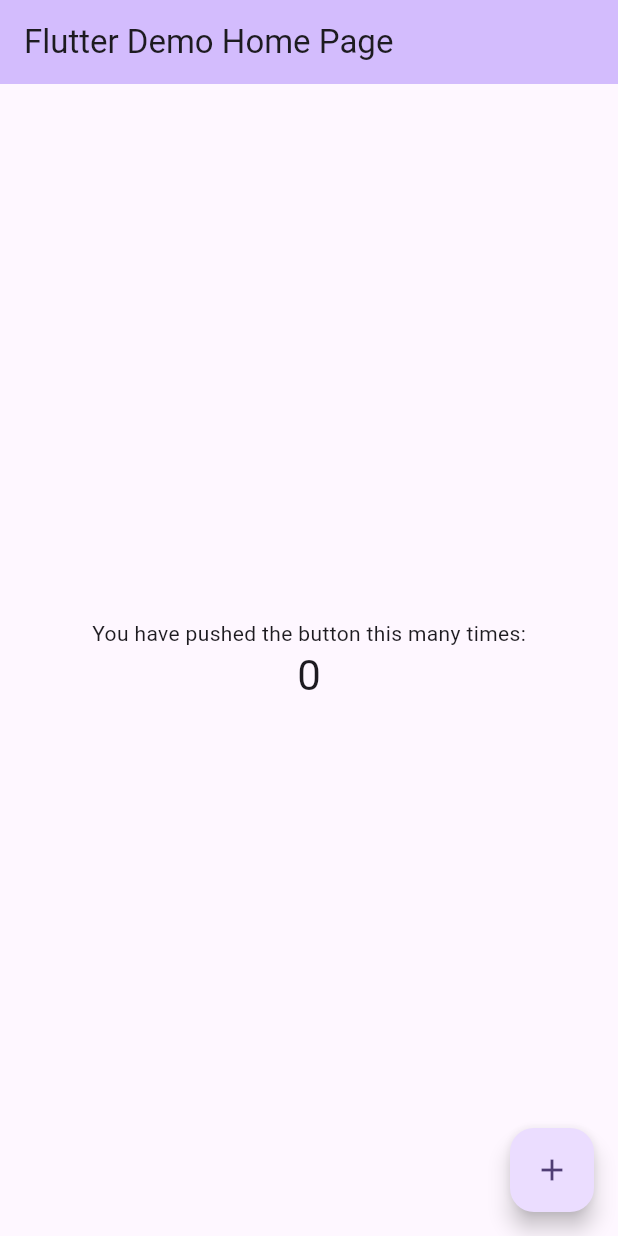
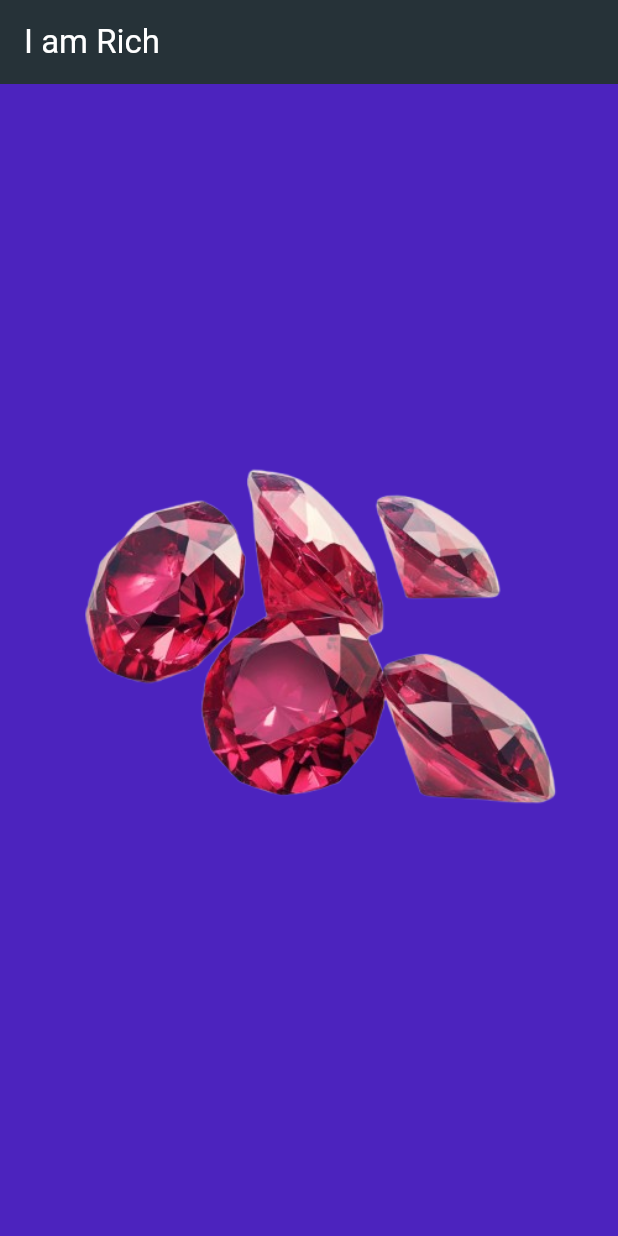
Before and after one commit to itsaman-pandey/Flutter, a Flutter app: the screen it shows after launch, on a phone screen of 412 x 824 dp. Run offline on Flutter 3.47's test engine with Material 3 defaults, Android fonts, the phone set to English and light mode, and no system bars.

Commit message:
added second

```diff
--- a/first_app/lib/main.dart
+++ b/first_app/lib/main.dart
@@ -1,122 +1,16 @@
 import 'package:flutter/material.dart';
 
 void main() {
-  runApp(const MyApp());
+  runApp(
+    MaterialApp(
+      home: Scaffold(
+        appBar: AppBar(
+          title: Text('I am Rich', style: TextStyle(color: Colors.white)),
+          backgroundColor: Colors.blueGrey[900],
+        ),
+        body: Center(child: Image(image: AssetImage('images/rubies.png'))),
+        backgroundColor: const Color.fromARGB(255, 76, 35, 190),
+      ),
+    ),
+  );
 }
-
-class MyApp extends StatelessWidget {
-  const MyApp({super.key});
-
-  // This widget is the root of your application.
-  @override
-  Widget build(BuildContext context) {
-    return MaterialApp(
-      title: 'Flutter Demo',
-      theme: ThemeData(
-        // This is the theme of your application.
-        //
-        // TRY THIS: Try running your application with "flutter run". You'll see
-        // the application has a purple toolbar. Then, without quitting the app,
-        // try changing the seedColor in the colorScheme below to Colors.green
-        // and then invoke "hot reload" (save your changes or press the "hot
-        // reload" button in a Flutter-supported IDE, or press "r" if you used
-        // the command line to start the app).
-        //
-        // Notice that the counter didn't reset back to zero; the application
-        // state is not lost during the reload. To reset the state, use hot
-        // restart instead.
-        //
-        // This works for code too, not just values: Most code changes can be
-        // tested with just a hot reload.
-        colorScheme: ColorScheme.fromSeed(seedColor: Colors.deepPurple),
-      ),
-      home: const MyHomePage(title: 'Flutter Demo Home Page'),
-    );
-  }
-}
-
-class MyHomePage extends StatefulWidget {
-  const MyHomePage({super.key, required this.title});
-
-  // This widget is the home page of your application. It is stateful, meaning
-  // that it has a State object (defined below) that contains fields that affect
-  // how it looks.
-
-  // This class is the configuration for the state. It holds the values (in this
-  // case the title) provided by the parent (in this case the App widget) and
-  // used by the build method of the State. Fields in a Widget subclass are
-  // always marked "final".
-
-  final String title;
-
-  @override
-  State<MyHomePage> createState() => _MyHomePageState();
-}
-
-class _MyHomePageState extends State<MyHomePage> {
-  int _counter = 0;
-
-  void _incrementCounter() {
-    setState(() {
-      // This call to setState tells the Flutter framework that something has
-      // changed in this State, which causes it to rerun the build method below
-      // so that the display can reflect the updated values. If we changed
-      // _counter without calling setState(), then the build method would not be
-      // called again, and so nothing would appear to happen.
-      _counter++;
-    });
-  }
-
-  @override
-  Widget build(BuildContext context) {
-    // This method is rerun every time setState is called, for instance as done
-    // by the _incrementCounter method above.
-    //
-    // The Flutter framework has been optimized to make rerunning build methods
-    // fast, so that you can just rebuild anything that needs updating rather
-    // than having to individually change instances of widgets.
-    return Scaffold(
-      appBar: AppBar(
-        // TRY THIS: Try changing the color here to a specific color (to
-        // Colors.amber, perhaps?) and trigger a hot reload to see the AppBar
-        // change color while the other colors stay the same.
-        backgroundColor: Theme.of(context).colorScheme.inversePrimary,
-        // Here we take the value from the MyHomePage object that was created by
-        // the App.build method, and use it to set our appbar title.
-        title: Text(widget.title),
-      ),
-      body: Center(
-        // Center is a layout widget. It takes a single child and positions it
-        // in the middle of the parent.
-        child: Column(
-          // Column is also a layout widget. It takes a list of children and
-          // arranges them vertically. By default, it sizes itself to fit its
-          // children horizontally, and tries to be as tall as its parent.
-          //
-          // Column has various properties to control how it sizes itself and
-          // how it positions its children. Here we use mainAxisAlignment to
-          // center the children vertically; the main axis here is the vertical
-          // axis because Columns are vertical (the cross axis would be
-          // horizontal).
-          //
-          // TRY THIS: Invoke "debug painting" (choose the "Toggle Debug Paint"
-          // action in the IDE, or press "p" in the console), to see the
-          // wireframe for each widget.
-          mainAxisAlignment: MainAxisAlignment.center,
-          children: <Widget>[
-            const Text('You have pushed the button this many times:'),
-            Text(
-              '$_counter',
-              style: Theme.of(context).textTheme.headlineMedium,
-            ),
-          ],
-        ),
-      ),
-      floatingActionButton: FloatingActionButton(
-        onPressed: _incrementCounter,
-        tooltip: 'Increment',
-        child: const Icon(Icons.add),
-      ), // This trailing comma makes auto-formatting nicer for build methods.
-    );
-  }
-}
```
Also changed, not shown: card/analysis_options.yaml (added, +28 -0 lines), card/lib/main.dart (added, +93 -0 lines), card/pubspec.yaml (added, +74 -0 lines), first_app/pubspec.yaml (+5 -69 lines), card/fonts/Pacifico-Regular.ttf (added), card/fonts/SourceCodePro-VariableFont_wght.ttf (added), card/pubspec.lock (added), first_app/images/rubies.png (added), 130 other files.
